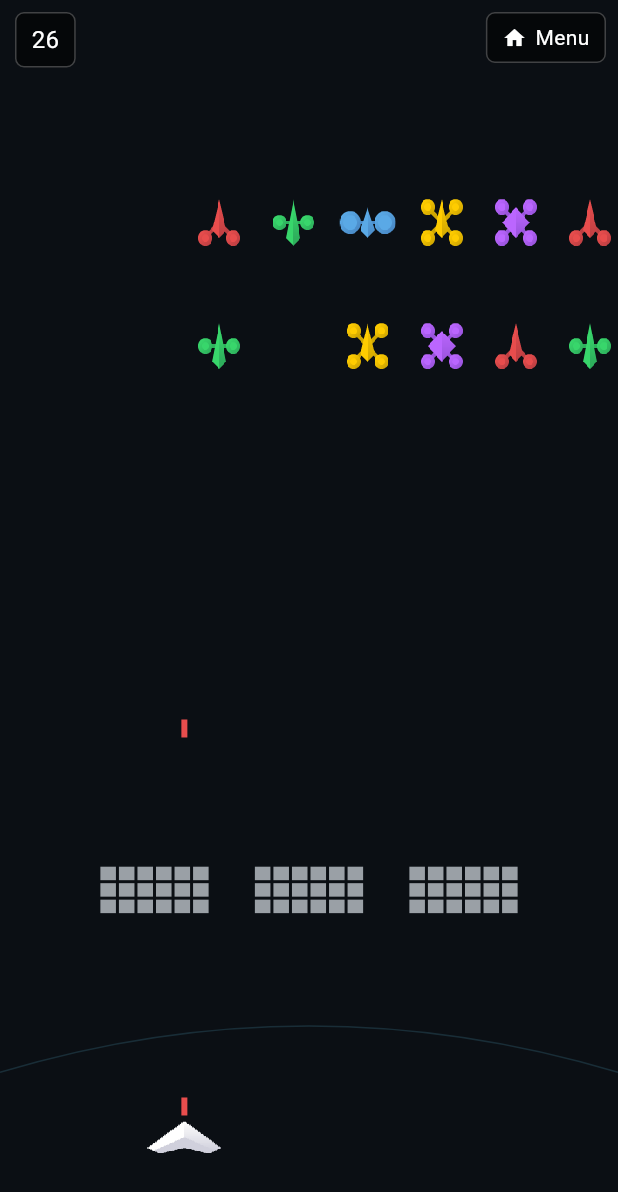
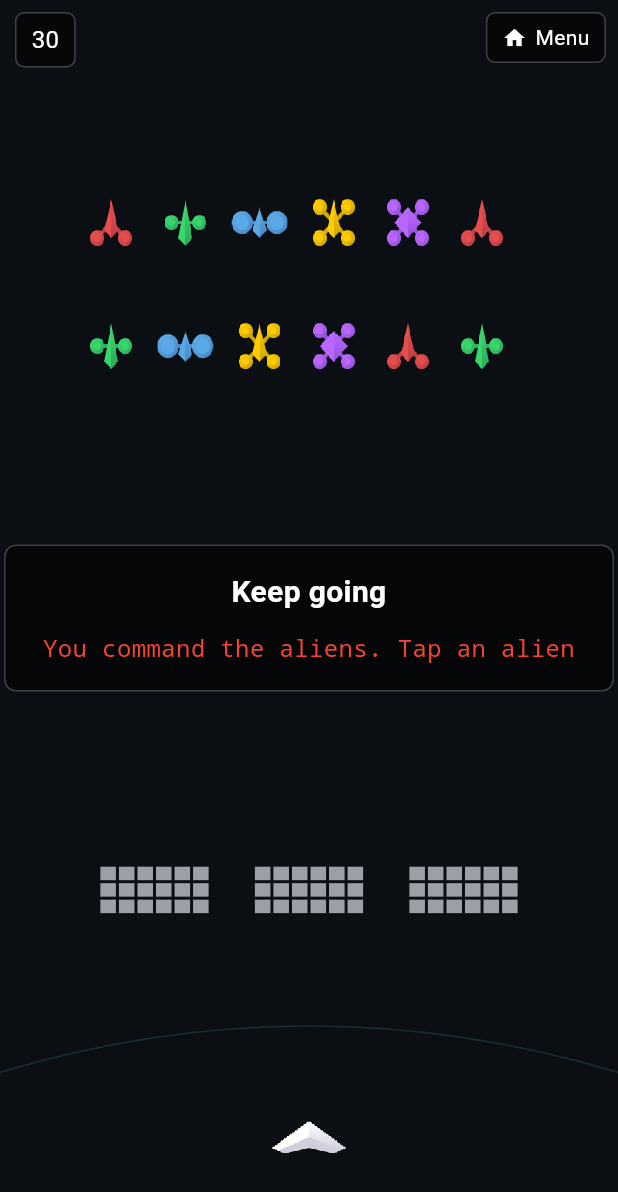
Before and after one commit to e-rook/Retaliation, a Flutter app: the GamePage screen opened directly, on a phone screen of 412 x 824 dp. Shown: the top 1192 px of the screen. Run offline on Flutter 3.47's test engine with Material 3 defaults, Android fonts, the phone set to English and light mode, and no system bars; our stand-ins replace share_plus, shared_preferences; accounts and stored records are empty.

Commit message:
Add Typewriter widgets and wire intro overlay showing level title + description; pause timer during intro

```diff
--- a/lib/main.dart
+++ b/lib/main.dart
@@ -75,6 +75,7 @@
   String? _loadError;
   bool _tickLoggedOnce = false;
   double _lastTelemetry = 0;
+  bool _showIntro = false;
 
   // Tunables
 
@@ -117,6 +118,9 @@
     }
     final dt = (elapsed - _lastTick).inMicroseconds / 1e6; // seconds
     _lastTick = elapsed;
+    if (_showIntro) {
+      return; // pause game/timer during intro overlay
+    }
 
     _gc.elapsedSeconds += dt;
     if (!_tickLoggedOnce) {
@@ -158,6 +162,7 @@
       } else {
         setState(() {
           _level = lvl;
+          _showIntro = lvl.description.isNotEmpty;
         });
         // Debug: verify that sprite assets are present in the bundle
         _debugCheckSpriteAssets(lvl);
@@ -234,6 +239,7 @@
         _level = lvl;
         _lastLayoutLevelId = null;
         _lastTick = Duration.zero;
+        _showIntro = lvl.description.isNotEmpty;
       });
     } catch (e) {
       if (!mounted) return;
@@ -291,6 +297,7 @@
         _currentLevelPath = nextPath;
         _lastLayoutLevelId = null;
         _lastTick = Duration.zero;
+        _showIntro = lvl.description.isNotEmpty;
       });
     } catch (e) {
       if (!mounted) return;
@@ -344,6 +351,8 @@
       overlayState = GameOverlayState.error(_loadError!);
     } else if (_level == null) {
       overlayState = const GameOverlayState.loading();
+    } else if (_showIntro && _level!.description.isNotEmpty) {
+      overlayState = GameOverlayState.intro(title: _level!.title, description: _level!.description);
     } else if (_won) {
       overlayState = GameOverlayState.win(_level!.winMessage);
       overlayNext = _goToNextLevel;
@@ -398,6 +407,7 @@
         onOverlayMenu: overlayMenu,
         onOverlayRetry: overlayRetry,
         onOverlayNext: overlayNext,
+        onOverlayIntroDone: () => setState(() => _showIntro = false),
       ),
     );
   }
--- a/lib/ui/game_overlays.dart
+++ b/lib/ui/game_overlays.dart
@@ -1,18 +1,23 @@
 import 'package:flutter/material.dart';
+import 'widgets/typewriter.dart';
 
 class GameOverlayState {
   final GameOverlayKind kind;
   final String? message;
+  final String? title;
+  final String? description;
 
-  const GameOverlayState._(this.kind, this.message);
-  const GameOverlayState.none() : this._(GameOverlayKind.none, null);
-  const GameOverlayState.loading() : this._(GameOverlayKind.loading, null);
-  const GameOverlayState.error(String msg) : this._(GameOverlayKind.error, msg);
-  const GameOverlayState.win(String msg) : this._(GameOverlayKind.win, msg);
-  const GameOverlayState.lose(String msg) : this._(GameOverlayKind.lose, msg);
+  const GameOverlayState._(this.kind, {this.message, this.title, this.description});
+  const GameOverlayState.none() : this._(GameOverlayKind.none);
+  const GameOverlayState.loading() : this._(GameOverlayKind.loading);
+  const GameOverlayState.error(String msg) : this._(GameOverlayKind.error, message: msg);
+  const GameOverlayState.win(String msg) : this._(GameOverlayKind.win, message: msg);
+  const GameOverlayState.lose(String msg) : this._(GameOverlayKind.lose, message: msg);
+  const GameOverlayState.intro({required String title, required String description})
+      : this._(GameOverlayKind.intro, title: title, description: description);
 }
 
-enum GameOverlayKind { none, loading, error, win, lose }
+enum GameOverlayKind { none, loading, error, win, lose, intro }
 
 class GameOverlays extends StatelessWidget {
   final GameOverlayState state;
@@ -20,8 +25,9 @@
   final VoidCallback? onMenu;
   final VoidCallback? onRetry;
   final VoidCallback? onNext;
+  final VoidCallback? onIntroDone;
 
-  const GameOverlays({super.key, required this.state, this.onSelectLevel, this.onMenu, this.onRetry, this.onNext});
+  const GameOverlays({super.key, required this.state, this.onSelectLevel, this.onMenu, this.onRetry, this.onNext, this.onIntroDone});
 
   @override
   Widget build(BuildContext context) {
@@ -35,6 +41,13 @@
         break;
       case GameOverlayKind.error:
         overlay = _MessageCard(text: state.message ?? 'Error');
+        break;
+      case GameOverlayKind.intro:
+        overlay = _IntroCard(
+          title: state.title ?? '',
+          description: state.description ?? '',
+          onDone: onIntroDone,
+        );
         break;
       case GameOverlayKind.win:
         overlay = _WinLoseCard(
@@ -136,3 +149,45 @@
     );
   }
 }
+
+class _IntroCard extends StatelessWidget {
+  final String title;
+  final String description;
+  final VoidCallback? onDone;
+
+  const _IntroCard({required this.title, required this.description, this.onDone});
+
+  @override
+  Widget build(BuildContext context) {
+    return Container(
+      padding: const EdgeInsets.symmetric(horizontal: 20, vertical: 16),
+      decoration: BoxDecoration(
+        color: const Color(0xFF000000).withValues(alpha: 0.6),
+        borderRadius: BorderRadius.circular(8),
+        border: Border.all(color: Colors.white24),
+      ),
+      child: ConstrainedBox(
+        constraints: const BoxConstraints(maxWidth: 520),
+        child: Column(
+          mainAxisSize: MainAxisSize.min,
+          crossAxisAlignment: CrossAxisAlignment.center,
+          children: [
+            Text(
+              title,
+              textAlign: TextAlign.center,
+              style: const TextStyle(fontSize: 20, fontWeight: FontWeight.bold, color: Colors.white),
+            ),
+            const SizedBox(height: 12),
+            TypewriterText(
+              text: description,
+              onDone: onDone,
+              style: const TextStyle(fontFamily: 'Courier', color: Colors.red, fontSize: 16),
+              textAlign: TextAlign.center,
+              maxLines: 24,
+            ),
+          ],
+        ),
+      ),
+    );
+  }
+}
--- a/lib/ui/game_scaffold.dart
+++ b/lib/ui/game_scaffold.dart
@@ -14,6 +14,7 @@
   final VoidCallback? onOverlayMenu;
   final VoidCallback? onOverlayRetry;
   final VoidCallback? onOverlayNext;
+  final VoidCallback? onOverlayIntroDone;
 
   const GameScaffold({
     super.key,
@@ -28,6 +29,7 @@
     this.onOverlayMenu,
     this.onOverlayRetry,
     this.onOverlayNext,
+    this.onOverlayIntroDone,
   });
 
   @override
@@ -41,7 +43,7 @@
               fit: StackFit.expand,
               children: [
                 GestureDetector(behavior: HitTestBehavior.opaque, onTapDown: onTapDown, child: canvas),
-                GameOverlays(state: overlays, onSelectLevel: onOverlaySelectLevel, onMenu: onOverlayMenu, onRetry: onOverlayRetry, onNext: onOverlayNext),
+                GameOverlays(state: overlays, onSelectLevel: onOverlaySelectLevel, onMenu: onOverlayMenu, onRetry: onOverlayRetry, onNext: onOverlayNext, onIntroDone: onOverlayIntroDone),
                 GameHud(showTimer: showTimer, timerText: timerText, onOpenMenu: onOpenMenu),
               ],
             );
--- /dev/null
+++ b/lib/ui/widgets/typewriter.dart
@@ -0,0 +1,156 @@
+import 'dart:async';
+import 'package:flutter/material.dart';
+
+/// A reusable typewriter-style text widget.
+/// - Reveals text character-by-character at [charDelay].
+/// - First tap while animating reveals all remaining text.
+/// - Next tap (when finished) invokes [onDone].
+class TypewriterText extends StatefulWidget {
+  final String text;
+  final TextStyle? style;
+  final TextAlign textAlign;
+  final int? maxLines;
+  final Duration charDelay;
+  final VoidCallback? onDone;
+
+  const TypewriterText({
+    super.key,
+    required this.text,
+    this.style,
+    this.textAlign = TextAlign.center,
+    this.maxLines,
+    this.charDelay = const Duration(milliseconds: 50),
+    this.onDone,
+  });
+
+  @override
+  State<TypewriterText> createState() => _TypewriterTextState();
+}
+
+class _TypewriterTextState extends State<TypewriterText> {
+  late final Characters _chars;
+  late int _index; // number of grapheme clusters to show
+  Timer? _timer;
+
+  bool get _finished => _index >= _chars.length;
+
+  @override
+  void initState() {
+    super.initState();
+    _initFor(widget.text);
+  }
+
+  @override
+  void didUpdateWidget(covariant TypewriterText oldWidget) {
+    super.didUpdateWidget(oldWidget);
+    if (oldWidget.text != widget.text) {
+      _initFor(widget.text);
+    }
+  }
+
+  void _initFor(String text) {
+    _timer?.cancel();
+    _chars = text.characters;
+    _index = _chars.isEmpty ? 0 : 1; // start with first glyph like Swift
+    if (_chars.isNotEmpty) {
+      _timer = Timer.periodic(widget.charDelay, (_) => _tick());
+    } else {
+      _index = 0;
+    }
+    setState(() {});
+  }
+
+  void _tick() {
+    if (!mounted) return;
+    if (_index < _chars.length) {
+      setState(() {
+        _index++;
+      });
+    } else {
+      _timer?.cancel();
+    }
+  }
+
+  void _handleTap() {
+    if (!_finished) {
+      setState(() {
+        _index = _chars.length;
+      });
+      _timer?.cancel();
+    } else {
+      widget.onDone?.call();
+    }
+  }
+
+  @override
+  void dispose() {
+    _timer?.cancel();
+    super.dispose();
+  }
+
+  @override
+  Widget build(BuildContext context) {
+    final String visible = _chars.take(_index).toString();
+    return GestureDetector(
+      behavior: HitTestBehavior.opaque,
+      onTap: _handleTap,
+      child: Text(
+        visible,
+        textAlign: widget.textAlign,
+        maxLines: widget.maxLines,
+        overflow: widget.maxLines != null ? TextOverflow.ellipsis : TextOverflow.visible,
+        style: widget.style ?? const TextStyle(
+          fontFamily: 'Courier',
+          color: Colors.red,
+        ),
+      ),
+    );
+  }
+}
+
+/// Full-screen overlay variant similar to the SpriteKit background/label pair.
+/// Draws a transparent touch layer and positions the typewriter text.
+class TypewriterOverlay extends StatelessWidget {
+  final String text;
+  final VoidCallback? onDone;
+  final Alignment alignment;
+  final EdgeInsetsGeometry padding;
+  final double? maxWidth;
+  final TextStyle? style;
+
+  const TypewriterOverlay({
+    super.key,
+    required this.text,
+    this.onDone,
+    this.alignment = Alignment.topCenter,
+    this.padding = const EdgeInsets.only(top: 24, left: 16, right: 16),
+    this.maxWidth,
+    this.style,
+  });
+
+  @override
+  Widget build(BuildContext context) {
+    final textWidget = ConstrainedBox(
+      constraints: BoxConstraints(maxWidth: maxWidth ?? MediaQuery.of(context).size.width),
+      child: TypewriterText(
+        text: text,
+        onDone: onDone,
+        style: style ?? const TextStyle(fontFamily: 'Courier', color: Colors.red, fontSize: 16),
+        textAlign: TextAlign.center,
+        maxLines: 24,
+      ),
+    );
+
+    return IgnorePointer(
+      ignoring: false,
+      child: Container(
+        color: const Color(0x00000000),
+        width: double.infinity,
+        height: double.infinity,
+        alignment: alignment,
+        padding: padding,
+        child: textWidget,
+      ),
+    );
+  }
+}
```
Also changed, not shown: 1 other file.
